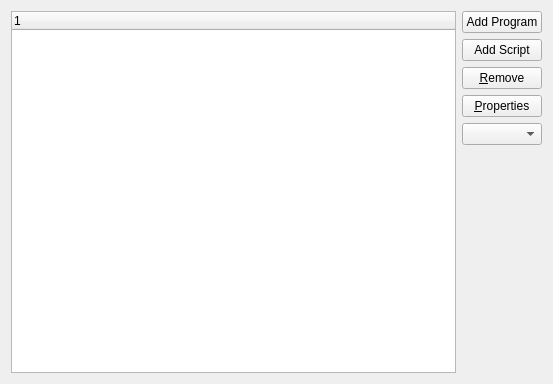
Qt form kcontrol/autostart/autostartconfig.ui (mgottschlag/kwin-tiling) before a commit.
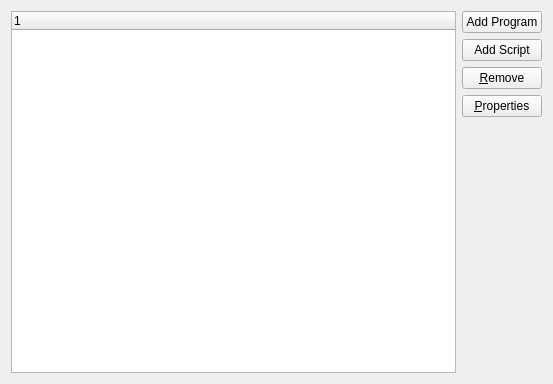
The same form after that commit.

Commit message: Big changes: Split DesktopItem to DesktopStartItem and ScriptStartItem Add QComboBox to define shutdow/startup for script.

The edit to the form file:
```diff
--- a/kcontrol/autostart/autostartconfig.ui
+++ b/kcontrol/autostart/autostartconfig.ui
@@ -51,9 +51,6 @@
     </widget>
    </item>
    <item row="4" column="1" >
-    <widget class="QComboBox" name="cmbStartOn" />
-   </item>
-   <item row="5" column="1" >
     <spacer>
      <property name="orientation" >
       <enum>Qt::Vertical</enum>
```
Left out of the diff: 7 changed lines with no effect on the pictures. The commit also changes 5 other files.
